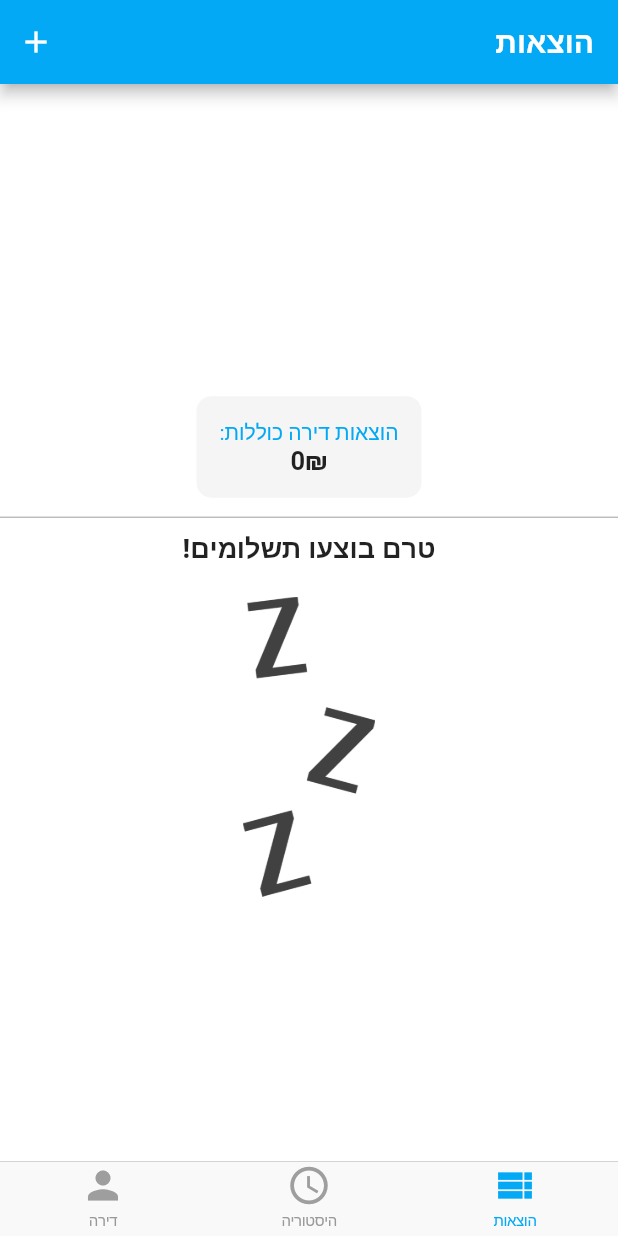
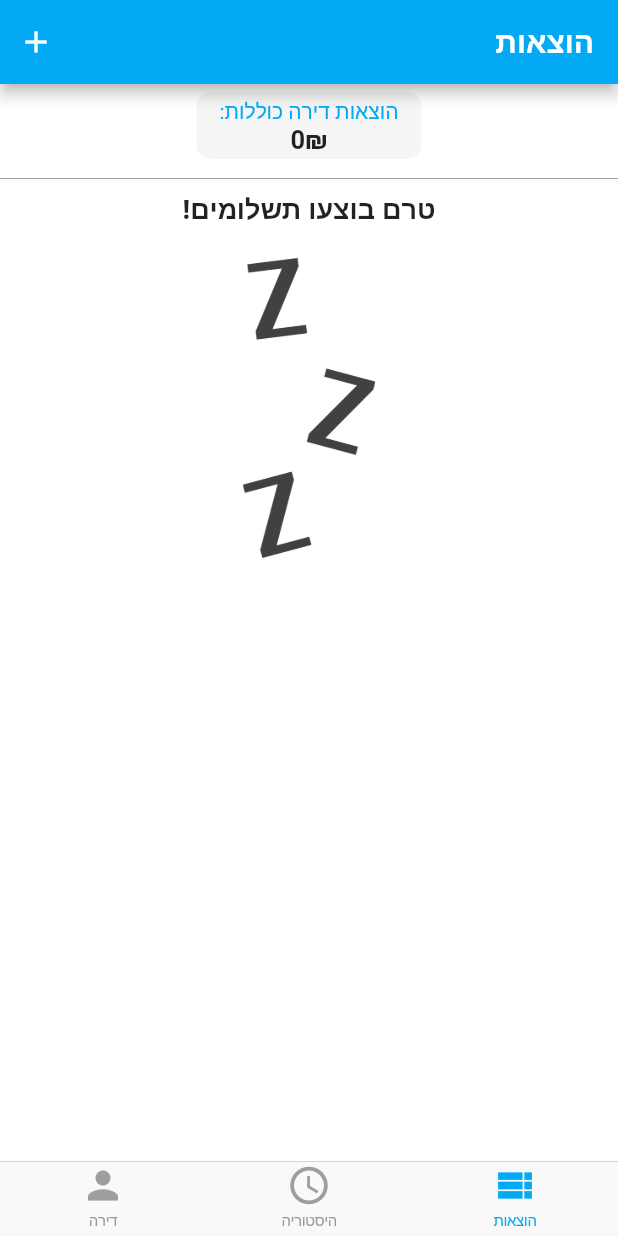
Before and after one commit to nagarcode/DiraNedira, a Flutter app: the screen it shows once a user with an empty profile is signed in, on a phone screen of 412 x 824 dp. Run offline on Flutter 3.47's test engine with Material 2 defaults, Android fonts, the phone set to English and light mode, and no system bars; our stand-ins replace cloud_firestore, firebase_auth, flutter_signin_button, google_sign_in, string_validator; missing offline and left inert: apple_sign_in, flutter_facebook_login; accounts and stored records are empty.

Commit message:
WE MADE IT! card is out

```diff
--- a/lib/investments/chart.dart
+++ b/lib/investments/chart.dart
@@ -26,12 +26,11 @@ class Chart extends StatelessWidget {
       initUserinvestmentSumMap(userList[i].uid);
     return Padding(
       padding: EdgeInsets.all(5),
-      child:
-      Column(
+      child: Column(
         mainAxisAlignment: MainAxisAlignment.center,
         children: <Widget>[
-          Expanded(
-            flex: 3,
+          // Expanded(
+          //   flex: 3,
           // child: ListView.builder(
           //   itemCount: userList.length,
           //   itemBuilder: (ctx, index) {
@@ -40,7 +39,8 @@ class Chart extends StatelessWidget {
           //     );
           //   },
           //   scrollDirection: Axis.horizontal,
-            child: SingleChildScrollView(
+          // child:
+          SingleChildScrollView(
             scrollDirection: Axis.horizontal,
             child: Row(
               textBaseline: TextBaseline.alphabetic,
@@ -50,10 +50,11 @@ class Chart extends StatelessWidget {
               }).toList(),
             ),
           ),
-          ),
-          Expanded(
-            flex: 1,
-            child: Container(
+          // ),
+          // Expanded(
+          //   flex: 1,
+          //   child:
+          Container(
             padding: EdgeInsets.symmetric(vertical: 3),
             decoration: BoxDecoration(
                 shape: BoxShape.rectangle,
@@ -70,13 +71,12 @@ class Chart extends StatelessWidget {
                 ),
                 Text(
                   totalSpending.toString() + '₪',
-                    style:
-                        TextStyle(fontWeight: FontWeight.bold, fontSize: 17),
+                  style: TextStyle(fontWeight: FontWeight.bold, fontSize: 17),
                 ),
               ],
             ),
           ),
-          ),
+          // ),
         ],
       ),
     );
--- a/lib/investments/investments_page.dart
+++ b/lib/investments/investments_page.dart
@@ -75,20 +75,22 @@ class InvestmentsPage extends StatelessWidget {
           //TODO Add pie chart
           crossAxisAlignment: CrossAxisAlignment.stretch,
           children: <Widget>[
-            Expanded(
-              flex: 2,
+            // Expanded(
+            //   flex: 2,
               // child: Container(
-              child: Chart(
+              // child:
+              Chart(
                 investments: currentMonthInvestments,
               ),
               // ),
-            ),
+            // ),
             Divider(
               color: Colors.grey,
             ),
             Expanded(
               flex: 3,
-              child: InvestmentsList(
+              child:
+              InvestmentsList(
                   investments: investments, isHistory: isHistory),
             ),
           ],
```
Lines whose indentation alone changed are shown as unchanged.
